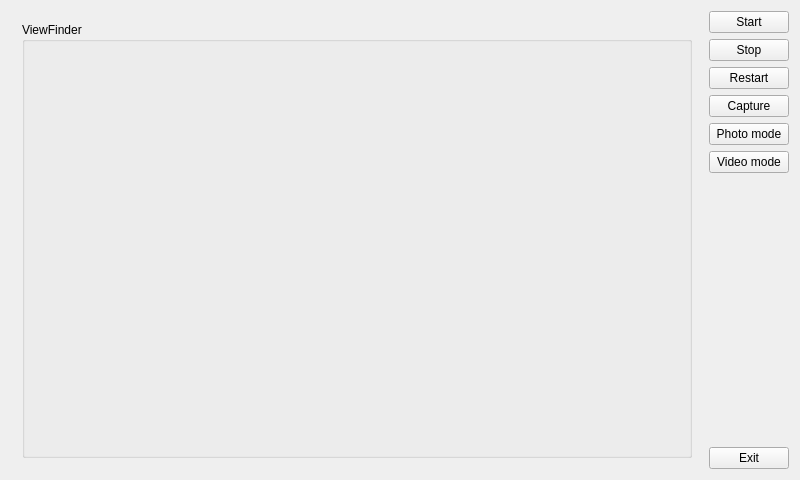
This is widget.ui in veodev/camera_android as Qt 5 draws it before an edit. The edited form follows.
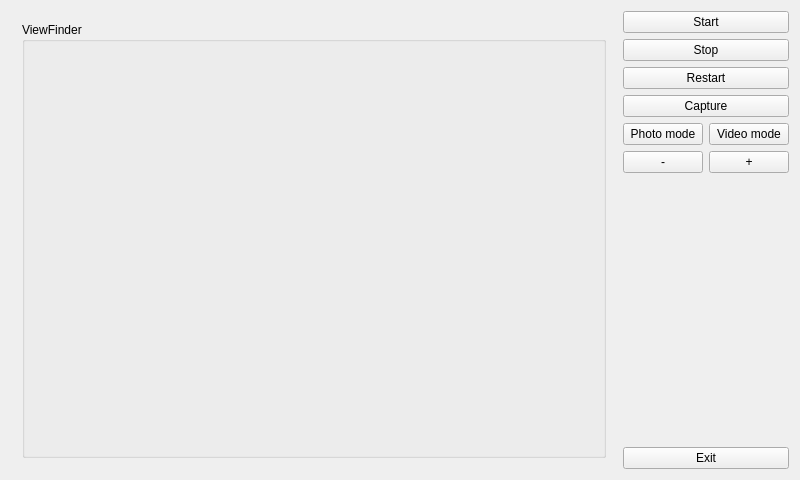
This is the edited form.

Commit message: Add zoom in, zoom out

```diff
--- a/widget.ui
+++ b/widget.ui
@@ -22,9 +22,15 @@
   <property name="windowTitle">
    <string>Widget</string>
   </property>
-  <layout class="QHBoxLayout" name="horizontalLayout">
+  <layout class="QHBoxLayout" name="horizontalLayout_4">
    <item>
     <widget class="QStackedWidget" name="stackedWidget">
+     <property name="sizePolicy">
+      <sizepolicy hsizetype="Expanding" vsizetype="Preferred">
+       <horstretch>0</horstretch>
+       <verstretch>0</verstretch>
+      </sizepolicy>
+     </property>
      <property name="currentIndex">
       <number>0</number>
      </property>
@@ -182,6 +188,8 @@
       </widget>
      </item>
      <item>
+      <layout class="QHBoxLayout" name="horizontalLayout">
+       <item>
       <widget class="QPushButton" name="photoButton">
        <property name="text">
         <string>Photo mode</string>
@@ -194,6 +202,26 @@
         <string>Video mode</string>
        </property>
       </widget>
+       </item>
+      </layout>
+     </item>
+     <item>
+      <layout class="QHBoxLayout" name="horizontalLayout_3">
+       <item>
+        <widget class="QPushButton" name="minusButton">
+         <property name="text">
+          <string>-</string>
+         </property>
+        </widget>
+       </item>
+       <item>
+        <widget class="QPushButton" name="plusButton">
+         <property name="text">
+          <string>+</string>
+         </property>
+        </widget>
+       </item>
+      </layout>
      </item>
      <item>
       <spacer name="verticalSpacer">
```
Lines whose indentation alone changed are shown as unchanged. The commit also changes 2 other files.
